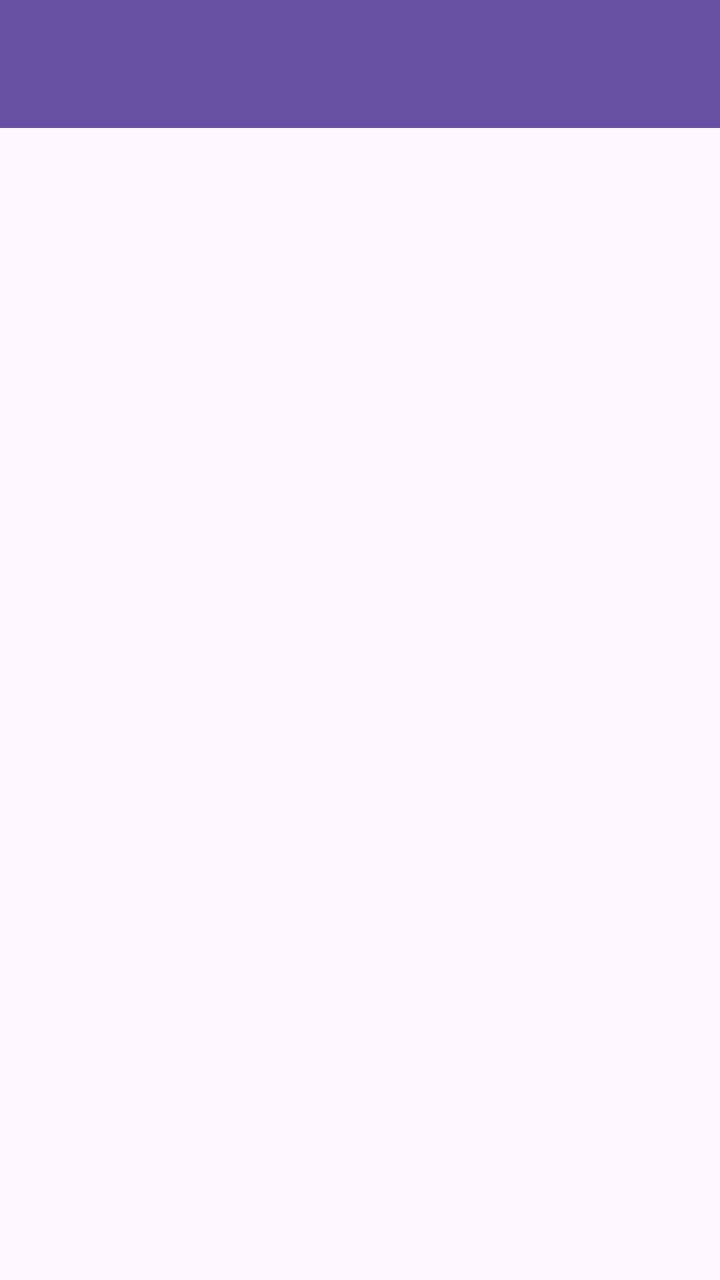
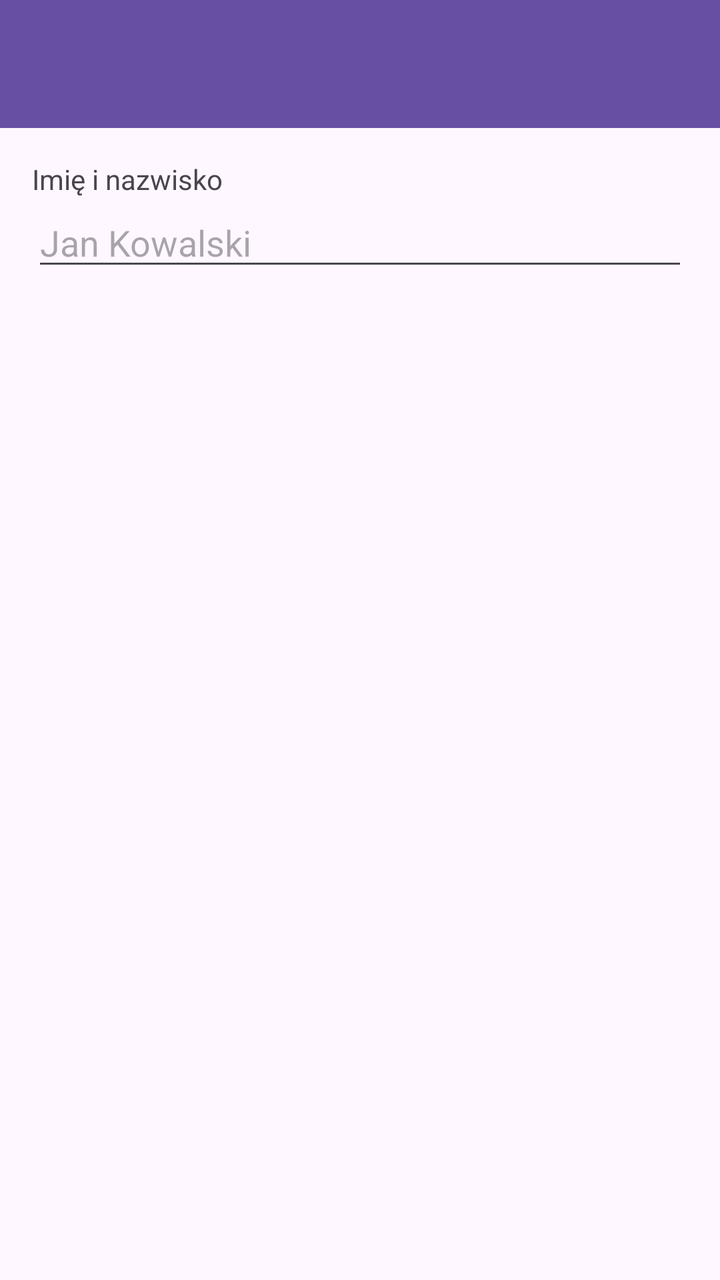

An Android layout rendered at two revisions. The XML below is the earlier revision; the diff shows what the commit changed to produce the second picture.
<!-- AndroidManifest.xml: application theme Theme.Toolbarmenunawigacja -->
<!-- res/layout/activity_main.xml -->
<?xml version="1.0" encoding="utf-8"?>
<LinearLayout xmlns:android="http://schemas.android.com/apk/res/android"
    xmlns:app="http://schemas.android.com/apk/res-auto"
    xmlns:tools="http://schemas.android.com/tools"
    android:id="@+id/main"
    android:layout_width="match_parent"
    android:layout_height="match_parent"
    android:orientation="vertical"
    tools:context=".MainActivity">

    <androidx.appcompat.widget.Toolbar
        android:id="@+id/toolbar"
        android:layout_width="match_parent"
        android:layout_height="?attr/actionBarSize"
        android:background="?attr/colorPrimary"
        app:theme="@style/ThemeOverlay.AppCompat.Dark.ActionBar"
        app:titleTextColor="#FFFFFF" />

</LinearLayout>
<!-- resources referenced by this layout -->
<resources>
  <style name="Theme.Toolbarmenunawigacja" parent="Base.Theme.Toolbarmenunawigacja" />
  <style name="Base.Theme.Toolbarmenunawigacja" parent="Theme.Material3.DayNight.NoActionBar">
          
          
      </style>
</resources>

<!-- the commit's change to res/layout/activity_main.xml (unified diff, before → after) -->
@@ -16,4 +16,28 @@
         app:theme="@style/ThemeOverlay.AppCompat.Dark.ActionBar"
         app:titleTextColor="#FFFFFF" />
 
+    
+    <LinearLayout
+        android:id="@+id/sectionForm"
+        android:layout_width="match_parent"
+        android:layout_height="0dp"
+        android:layout_weight="1"
+        android:orientation="vertical"
+        android:padding="16dp">
+
+        <TextView
+            android:id="@+id/tvLabelName"
+            android:layout_width="wrap_content"
+            android:layout_height="wrap_content"
+            android:text="@string/label_name" />
+
+        <EditText
+            android:id="@+id/etName"
+            android:layout_width="match_parent"
+            android:layout_height="wrap_content"
+            android:hint="@string/hint_name"
+            android:inputType="textPersonName"
+            android:maxLines="1" />
+    </LinearLayout>
+
 </LinearLayout>
<!-- resource entries referenced after the edit -->
@@ -1,5 +1,7 @@
 <!-- resources referenced by this layout -->
 <resources>
+  <string name="hint_name">Jan Kowalski</string>
+  <string name="label_name">Imię i nazwisko</string>
   <style name="Theme.Toolbarmenunawigacja" parent="Base.Theme.Toolbarmenunawigacja" />
   <style name="Base.Theme.Toolbarmenunawigacja" parent="Theme.Material3.DayNight.NoActionBar">
           
